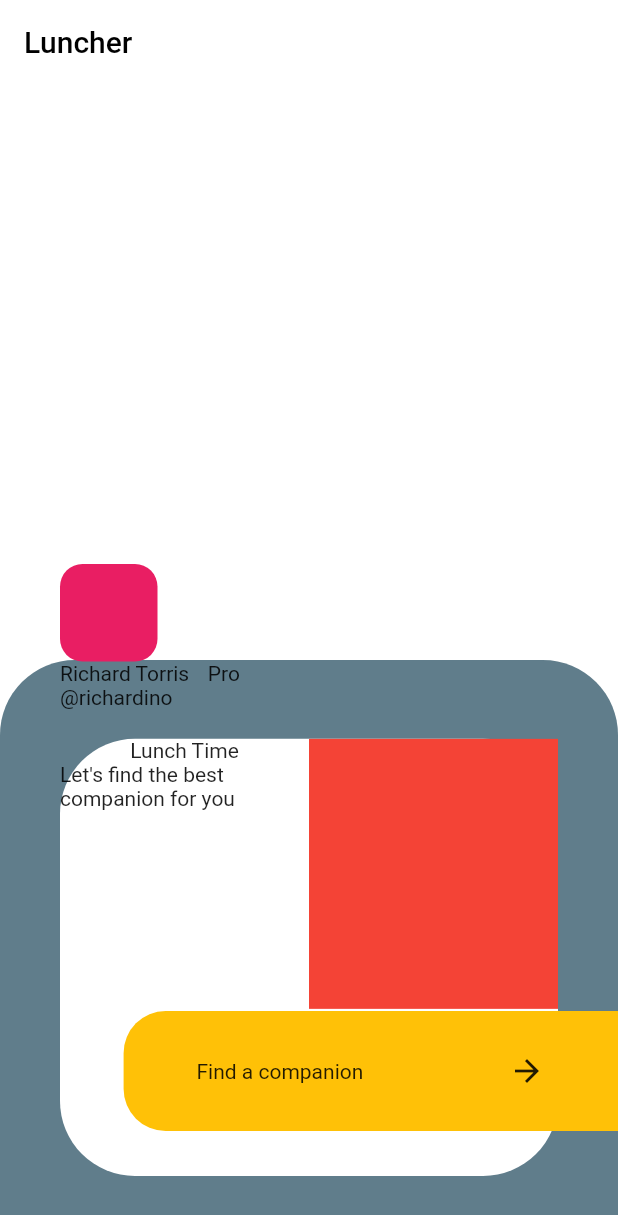
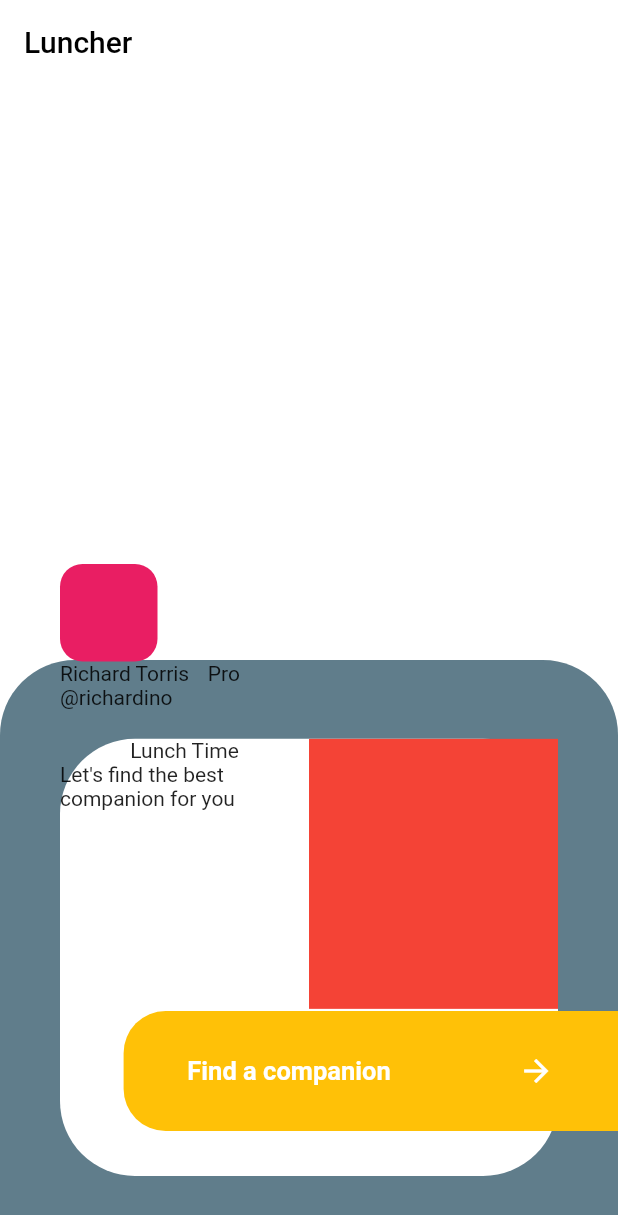
Before and after one commit to france00mf/challenge_flutter_1, a Flutter app: the screen it shows after launch, on a phone screen of 412 x 824 dp. Shown: the top 1215 px of the screen. Run offline on Flutter 3.47's test engine with Material 2 defaults, Android fonts, the phone set to English and light mode, and no system bars.

Commit message:
build: finesh text button

```diff
--- a/lib/src/ui/home/home.dart
+++ b/lib/src/ui/home/home.dart
@@ -134,8 +134,17 @@ class _HomeState extends State<Home> {
                       child: Row(
                         mainAxisAlignment: MainAxisAlignment.spaceAround,
                         children: <Widget>[
-                          Text("Find a companion"),
-                          Icon(Icons.arrow_forward)
+                          Text(
+                            "Find a companion",
+                            style: TextStyle(
+                                color: Colors.white,
+                                fontWeight: FontWeight.bold,
+                                fontSize: 17),
+                          ),
+                          Icon(
+                            Icons.arrow_forward,
+                            color: Colors.white,
+                          )
                         ],
                       ),
                       margin: EdgeInsets.only(bottom: 30),
```
